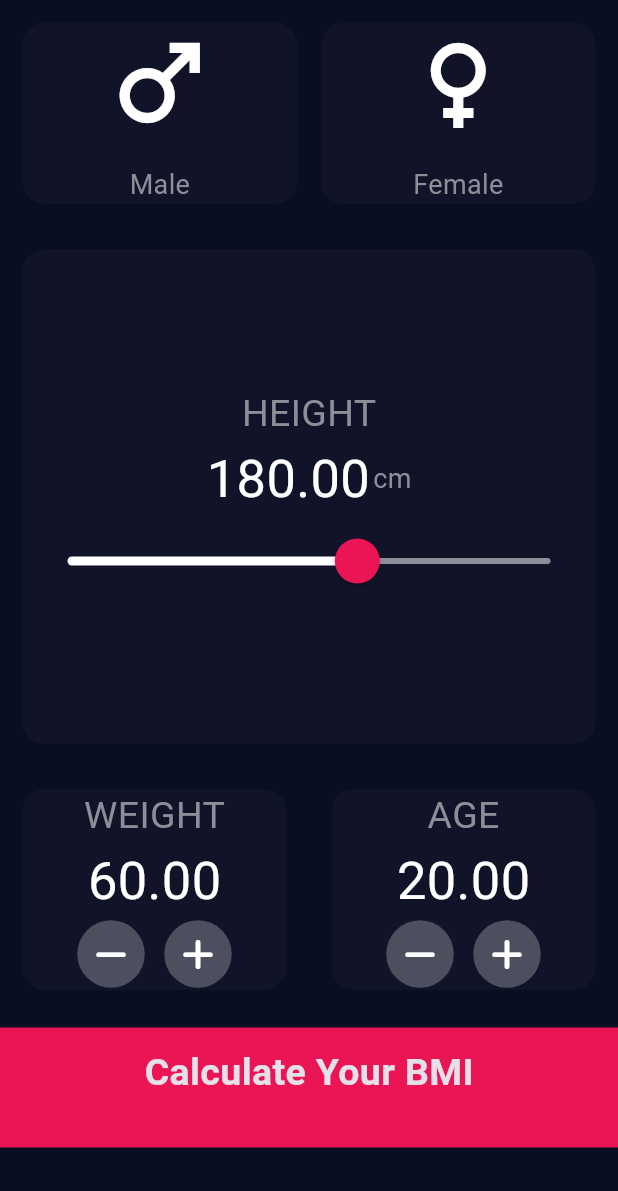
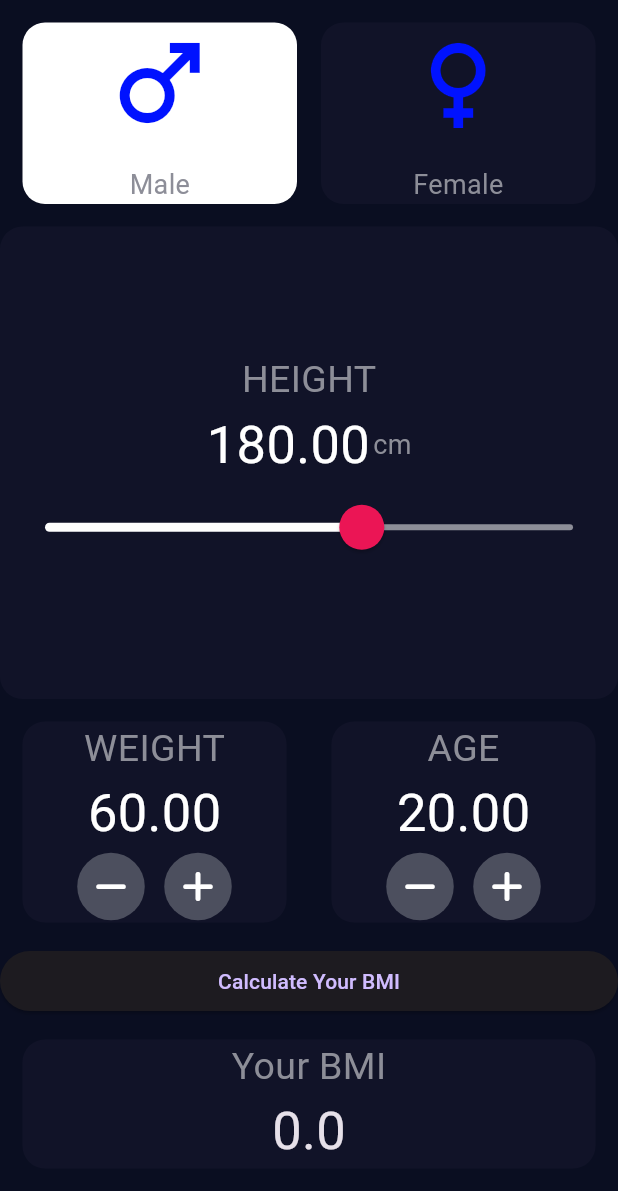
Before and after one commit to Bappy60/BMI_Calculator, a Flutter app: the screen it shows after launch, after a tap on "Male", on a phone screen of 412 x 824 dp, the part 45-1236 px from its top. Run offline on Flutter 3.47's test engine with Material 3 defaults, Android fonts, the phone set to English and light mode, and no system bars; our stand-ins replace font_awesome_flutter.

Commit message:
home page layout done

```diff
--- a/lib/main.dart
+++ b/lib/main.dart
@@ -37,8 +37,20 @@ class _MyHomePageState extends State<MyHomePage> {
   var weight = 60.0;
   var age = 20.0;
 
-  void _onPressSelected() {
-    print("Selected");
+  // Variables to track which gender is selected
+  bool isMaleSelected = false;
+  bool isFemaleSelected = false;
+
+  void _onGenderSelected(String gender) {
+    setState(() {
+      if (gender == 'male') {
+        isMaleSelected = true;
+        isFemaleSelected = false;
+      } else {
+        isMaleSelected = false;
+        isFemaleSelected = true;
+      }
+    });
   }
 
   void _onPressPlus() {
@@ -55,10 +67,10 @@ class _MyHomePageState extends State<MyHomePage> {
 
   double _bmi = 0.0;
 
-  String calculateBMI() {
-    _bmi = weight / pow(height / 100, 2);
-    print(_bmi);
-    return _bmi.toStringAsFixed(1);
+   void calculateBMI() {
+    setState(() {
+      _bmi = weight / pow(height / 100, 2);
+    });
   }
 
   @override
@@ -72,6 +84,7 @@ class _MyHomePageState extends State<MyHomePage> {
           _buildGHeightSlider(),
           _buildWeightSetter(),
           _calculateBmiButton(),
+          _bmiResult(),
         ],
       ),
     );
@@ -88,10 +101,12 @@ class _MyHomePageState extends State<MyHomePage> {
             children: [
               Expanded(
                 child: GestureDetector(
-                  onTap: _onPressSelected,
+                  onTap: () => _onGenderSelected('male'),
                   child: Container(
                     decoration: BoxDecoration(
-                      color: const Color(0xFF111328),
+                      color: isMaleSelected
+                          ? const Color(0xFFFFFFFF)
+                          : const Color(0xFF111328),
                       borderRadius: BorderRadius.circular(15),
                     ),
                     child: const Column(
@@ -100,6 +115,7 @@ class _MyHomePageState extends State<MyHomePage> {
                         Icon(
                           Icons.male,
                           size: 80.0,
+                          color: Color(0xFF0012FF),
                         ),
                         SizedBox(
                           height: 15.0,
@@ -119,10 +135,12 @@ class _MyHomePageState extends State<MyHomePage> {
               const SizedBox(width: 16),
               Expanded(
                 child: GestureDetector(
-                  onTap: _onPressSelected,
+                  onTap: () => _onGenderSelected('female'),
                   child: Container(
                     decoration: BoxDecoration(
-                      color: const Color(0xFF111328),
+                      color: isFemaleSelected
+                          ? const Color(0xFFFFFFFF)
+                          : const Color(0xFF111328),
                       borderRadius: BorderRadius.circular(15),
                     ),
                     child: const Column(
@@ -131,6 +149,7 @@ class _MyHomePageState extends State<MyHomePage> {
                         Icon(
                           Icons.female,
                           size: 80.0,
+                          color: Color(0xFF0012FF),
                         ),
                         SizedBox(
                           height: 15.0,
@@ -155,10 +174,9 @@ class _MyHomePageState extends State<MyHomePage> {
   }
 
   Widget _buildGHeightSlider() {
-    return Padding(
-      padding: const EdgeInsets.all(15.0),
+    return Expanded(
       child: Container(
-        height: 330,
+        // height: 330,
         decoration: BoxDecoration(
           color: const Color(0xFF111328),
           borderRadius: BorderRadius.circular(15),
@@ -353,22 +371,37 @@ class _MyHomePageState extends State<MyHomePage> {
   }
 
   Widget _calculateBmiButton() {
-    return GestureDetector(
-      onTap: calculateBMI,
+    return ElevatedButton(
+      onPressed: calculateBMI,
+      child: const Text("Calculate Your BMI",),
+    );
+  }
+
+  Widget _bmiResult() {
+    return Padding(
+      padding: const EdgeInsets.all(15.0),
       child: Container(
-        color: const Color(0xFFEB1555),
-        margin: const EdgeInsets.only(top: 10.0),
-        padding: const EdgeInsets.only(bottom: 20.0),
-        width: double.infinity,
-        height: 80.0,
-        child: const Center(
-          child: Text(
-            "Calculate Your BMI",
-            style: TextStyle(
-              fontSize: 25.0,
-              fontWeight: FontWeight.bold,
+        decoration: BoxDecoration(
+          color: const Color(0xFF111328),
+          borderRadius: BorderRadius.circular(15),
+        ),
+        child: Column(
+          mainAxisAlignment: MainAxisAlignment.center,
+          children: [
+            const Text(
+              "Your BMI",
+              style: TextStyle(
+                fontSize: 25.0,
+                color: Color(0xFF8D8E98),
+              ),
             ),
-          ),
+            Text(
+              _bmi.toStringAsFixed(1),
+              style: const TextStyle(
+                fontSize: 35.0,
+              ),
+            ),
+          ],
         ),
       ),
     );
```
Also changed, not shown: lib/consts/constants.dart (added).
